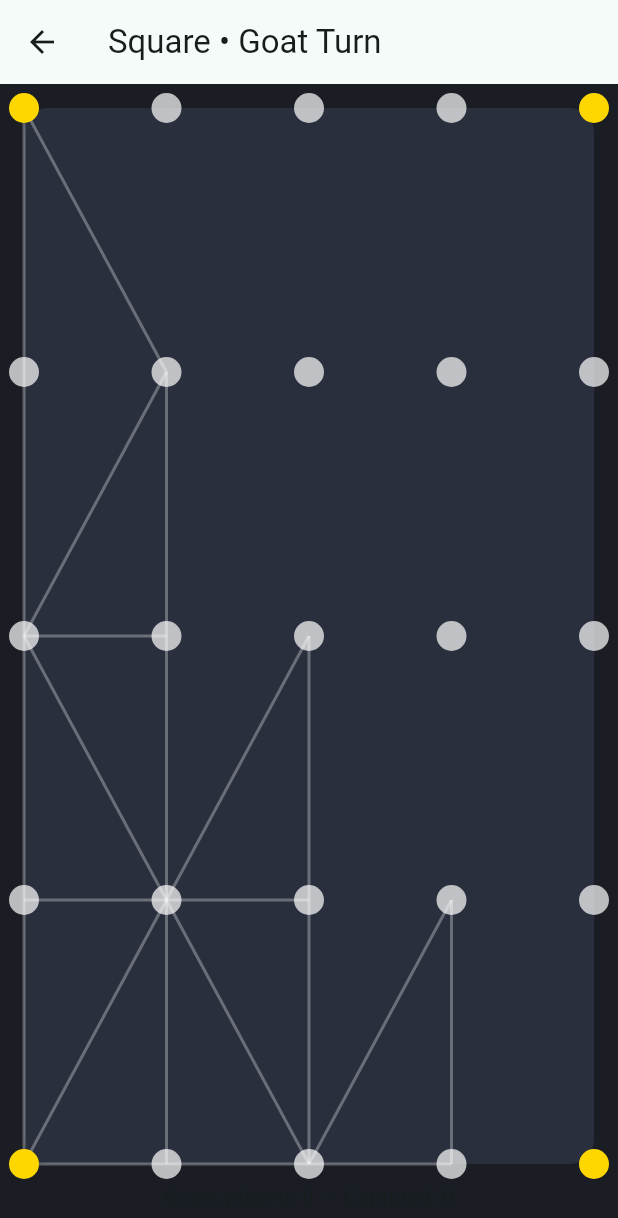
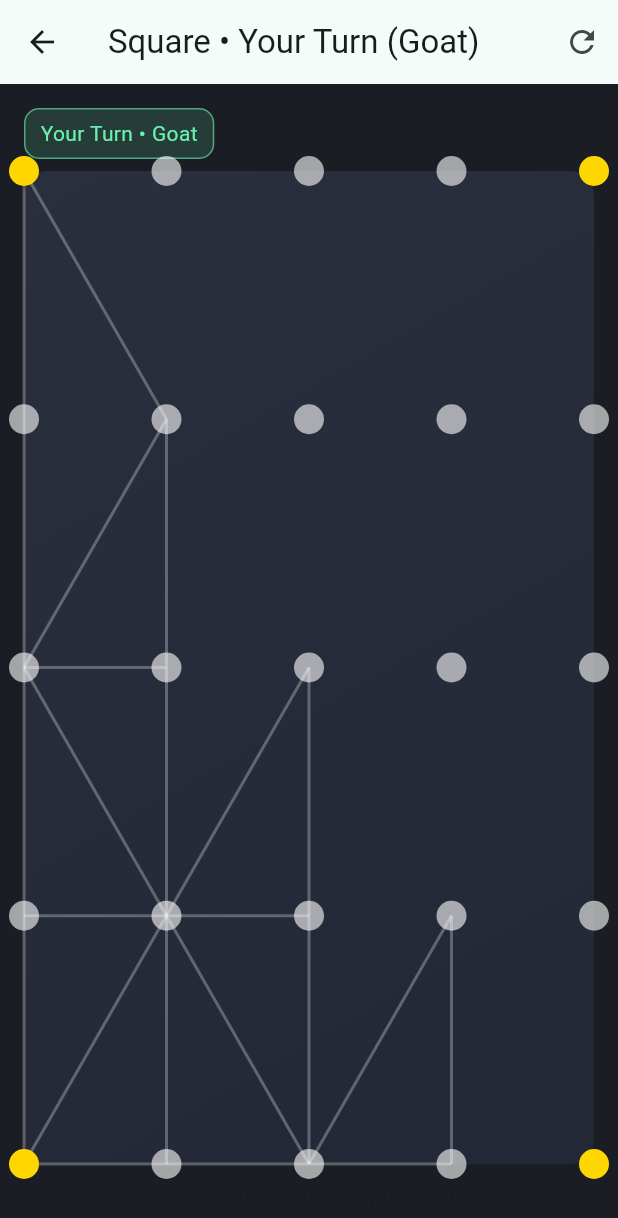
Before and after one commit to Lakhveersi/bagchal, a Flutter app: the screen it shows after launch, after a tap on "Start Game", on a phone screen of 412 x 824 dp. Shown: the top 1218 px of the screen. Run offline on Flutter 3.47's test engine with Material 3 defaults, Android fonts, the phone set to English and light mode, and no system bars; our stand-ins replace google_fonts.

Commit message:
Enhance game UI with turn indicator, restart, and improved interactions (#5)
Co-authored-by: Cursor Agent <cursoragent@cursor.com>

```diff
--- a/lib/main.dart
+++ b/lib/main.dart
@@ -178,12 +178,25 @@ class _GameScreenState extends State<GameScreen> {
   Widget build(BuildContext context) {
     return Scaffold(
       appBar: AppBar(
-        title: Text('${widget.boardType == BoardType.square ? 'Square' : 'Ampul'} • ${controller.currentTurn == PieceType.goat ? 'Goat' : 'Tiger'} Turn'),
+        title: Text(_appBarTitle()),
+        actions: [
+          IconButton(
+            tooltip: 'Restart',
+            onPressed: () {
+              controller.reset();
+              _clearSelection();
+              WidgetsBinding.instance.addPostFrameCallback((_) => _maybeAiTurn());
+            },
+            icon: const Icon(Icons.refresh),
+          )
+        ],
       ),
       body: Padding(
         padding: const EdgeInsets.all(16),
         child: Column(
           children: [
+            _buildTurnIndicator(),
+            const SizedBox(height: 8),
             Expanded(
               child: _buildBoard(),
             ),
@@ -195,11 +208,44 @@ class _GameScreenState extends State<GameScreen> {
     );
   }
 
+  String _appBarTitle() {
+    final boardName = widget.boardType == BoardType.square ? 'Square' : 'Ampul';
+    final current = controller.currentTurn == PieceType.goat ? 'Goat' : 'Tiger';
+    final isPVC = widget.mode == 'PVC';
+    final isPlayerTurn = !isPVC || (widget.side == current);
+    final who = isPlayerTurn ? 'Your Turn' : 'Computer Turn';
+    return '$boardName • $who ($current)';
+  }
+
+  Widget _buildTurnIndicator() {
+    final isPVC = widget.mode == 'PVC';
+    final current = controller.currentTurn == PieceType.goat ? 'Goat' : 'Tiger';
+    final isPlayerTurn = !isPVC || (widget.side == current);
+    final color = isPlayerTurn ? Colors.greenAccent : Colors.orangeAccent;
+    final label = isPlayerTurn ? 'Your Turn' : 'Computer Turn';
+    return Align(
+      alignment: Alignment.centerLeft,
+      child: Container(
+        padding: const EdgeInsets.symmetric(horizontal: 10, vertical: 6),
+        decoration: BoxDecoration(
+          color: color.withOpacity(0.15),
+          border: Border.all(color: color.withOpacity(0.6)),
+          borderRadius: BorderRadius.circular(10),
+        ),
+        child: Text('$label • $current', style: TextStyle(color: color)),
+      ),
+    );
+  }
+
   Widget _buildBoard() {
-    if (widget.boardType == BoardType.square) {
+    final bool isSquare = widget.boardType == BoardType.square;
+    final Iterable<Point> points;
+    final List<Connection> connections = <Connection>[];
+    Offset Function(Point) positionOf;
+
+    if (isSquare) {
       final board = controller.squareBoard!;
-      final points = board.expand((e) => e);
-      final connections = <Connection>[];
+      points = board.expand((e) => e);
       final had = <String>{};
       for (final p in points) {
         for (final q in p.adjacentPoints) {
@@ -210,22 +256,31 @@ class _GameScreenState extends State<GameScreen> {
           connections.add(Connection(p, q));
         }
       }
-      Offset pos(Point p) => Offset((p.x) / 4, (p.y) / 4);
-      return BoardView(points: points, connections: connections, positionOf: pos);
+      positionOf = (Point p) => Offset((p.x) / 4, (p.y) / 4);
     } else {
       final config = controller.ampulBoard ?? AmpulBoardFactory.create();
-      Offset pos(Point p) => p.position ?? const Offset(0.5, 0.5);
-      return GestureDetector(
-        onTapUp: (d) {
-          _handleTap(d.localPosition, context.size);
-        },
-        child: BoardView(points: config.nodes, connections: config.connections, positionOf: pos),
-      );
+      points = config.nodes;
+      connections.addAll(config.connections);
+      positionOf = (Point p) => p.position ?? const Offset(0.5, 0.5);
     }
+
+    return BoardView(
+      points: points,
+      connections: connections,
+      positionOf: positionOf,
+      selected: _selected,
+      highlightTargets: _highlightTargets,
+      onTapUp: (local, size) => _handleTap(local, size),
+    );
   }
 
   void _handleTap(Offset local, Size? size) {
     size ??= const Size(1, 1);
+    // Prevent user interaction during AI's turn in PVC mode
+    if (widget.mode == 'PVC') {
+      final currentSide = controller.currentTurn == PieceType.goat ? 'Goat' : 'Tiger';
+      if (widget.side != currentSide) return;
+    }
     // hit test nearest node within radius
     final points = widget.boardType == BoardType.square
         ? controller.squareBoard!.expand((e) => e)
@@ -247,28 +302,66 @@ class _GameScreenState extends State<GameScreen> {
     // Placement if it's goat turn and still placing
     if (controller.currentTurn == PieceType.goat && controller.isGoatPlacementPhase) {
       final placed = controller.placeGoat(nearest);
-      if (placed) _maybeAiTurn();
+      if (placed) {
+        _clearSelection();
+        _maybeHandleGameEndAndAi();
+      }
       return;
     }
     // Otherwise, attempt to move: first tap selects; second tap moves
     setState(() {
-      _selected ??= null;
       if (_selected == null) {
         if (nearest!.type == controller.currentTurn) {
           _selected = nearest;
+          _highlightTargets = controller.validMoves(_selected!).toSet();
+        } else {
+          _clearSelection();
         }
       } else {
         final from = _selected!;
         final ok = controller.move(from, nearest!);
-        _selected = null;
-        if (ok) _maybeAiTurn();
+        _clearSelection();
+        if (ok) {
+          _maybeHandleGameEndAndAi();
+        }
       }
     });
   }
 
   Point? _selected;
+  Set<Point> _highlightTargets = <Point>{};
+
+  void _clearSelection() {
+    _selected = null;
+    _highlightTargets = <Point>{};
+  }
 
   Future<void> _maybeAiTurn() async {
     await ai?.maybePlayAiTurnIfNeeded(mode: widget.mode, side: widget.side, difficulty: widget.difficulty);
   }
+
+  Future<void> _maybeHandleGameEndAndAi() async {
+    // Show win/lose if reached
+    if (controller.isTigerWin || controller.isGoatWin) {
+      final winner = controller.isTigerWin ? 'Tiger' : 'Goat';
+      if (mounted) {
+        await showDialog<void>(
+          context: context,
+          builder: (ctx) => AlertDialog(
+            title: Text('$winner wins!'),
+            actions: [
+              TextButton(
+                onPressed: () {
+                  Navigator.of(ctx).pop();
+                },
+                child: const Text('OK'),
+              )
+            ],
+          ),
+        );
+      }
+      return;
+    }
+    await _maybeAiTurn();
+  }
 }
--- a/lib/widgets/board_view.dart
+++ b/lib/widgets/board_view.dart
@@ -63,15 +63,19 @@ class _BoardPainter extends CustomPainter {
   @override
   void paint(Canvas canvas, Size size) {
     final bgPaint = Paint()
-      ..color = const Color(0xFF2A2F3D)
+      ..shader = const LinearGradient(
+        colors: [Color(0xFF2A2F3D), Color(0xFF232836)],
+        begin: Alignment.topLeft,
+        end: Alignment.bottomRight,
+      ).createShader(Offset.zero & size)
       ..style = PaintingStyle.fill;
     final linePaint = Paint()
-      ..color = Colors.white.withOpacity(0.3)
+      ..color = Colors.white.withOpacity(0.28)
       ..strokeWidth = 2;
     final goatPaint = Paint()..color = const Color(0xFF4ECDC4);
     final tigerPaint = Paint()..color = const Color(0xFFFFD700);
-    final emptyPaint = Paint()..color = Colors.white70;
-    final highlightPaint = Paint()..color = Colors.orangeAccent.withOpacity(0.6);
+    final emptyPaint = Paint()..color = Colors.white60;
+    final highlightPaint = Paint()..color = Colors.orangeAccent.withOpacity(0.35);
 
     // background
     final rect = Offset.zero & size;
@@ -98,10 +102,10 @@ class _BoardPainter extends CustomPainter {
           : p.type == PieceType.tiger
               ? tigerPaint
               : emptyPaint;
+      if (isHighlight) {
+        canvas.drawCircle(center, nodeRadius + 9, highlightPaint);
+      }
       canvas.drawCircle(center, nodeRadius + (isSelected ? 4 : 0), paint);
-      if (isHighlight) {
-        canvas.drawCircle(center, nodeRadius + 8, highlightPaint);
-      }
     }
   }
 
```
